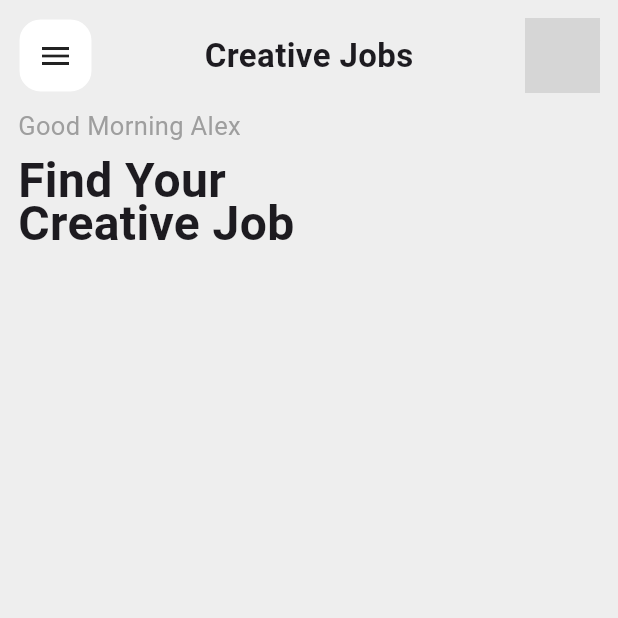
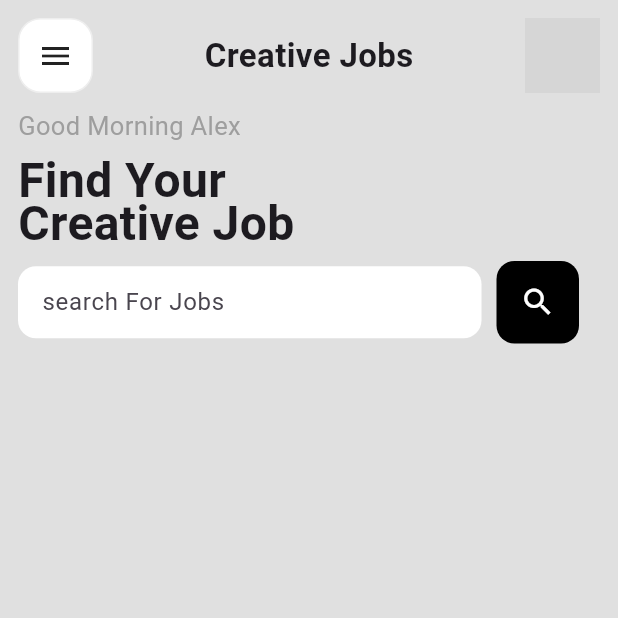
Before and after one commit to SalmanMohammed2001/job_app_ui_flutter, a Flutter app: the screen it shows after launch, on a phone screen of 412 x 824 dp, the top half of it. Run offline on Flutter 3.47's test engine with Material 3 defaults, Android fonts, the phone set to English and light mode, and no system bars; network calls fail; grey boxes are pictures that could not be loaded.

Commit message:
Search Bar  implementation

```diff
--- a/lib/screen/homepage/home_page.dart
+++ b/lib/screen/homepage/home_page.dart
@@ -11,33 +11,70 @@ class HomePage extends StatefulWidget {
 class _HomePageState extends State<HomePage> {
   @override
   Widget build(BuildContext context) {
+    final size = MediaQuery.sizeOf(context);
+
     return Scaffold(
-      backgroundColor: Colors.grey.shade200,
-      body: const SafeArea(
+      backgroundColor: Colors.grey.shade300,
+      body: SafeArea(
         child: Padding(
-          padding: EdgeInsets.all(12.0),
+          padding: const EdgeInsets.all(12.0),
           child: Column(
             crossAxisAlignment: CrossAxisAlignment.start,
             children: [
-              CustomAppBar(),
-              SizedBox(
+              const CustomAppBar(),
+              const SizedBox(
                 height: 10,
               ),
-              Text(
+              const Text(
                 "Good Morning Alex",
                 style: TextStyle(color: Colors.grey, fontSize: 17),
               ),
-              SizedBox(
+              const SizedBox(
                 height: 10,
               ),
-              Text(
+              const Text(
                 "Find Your\nCreative Job",
                 style: TextStyle(
                   fontSize: 32,
                   height: 0.9,
                   fontWeight: FontWeight.bold,
                 ),
-              )
+              ),
+              const SizedBox(
+                height: 10,
+              ),
+              Row(
+                children: [
+                  SizedBox(
+                    width: size.width * 0.75,
+                    child: TextField(
+                      decoration: InputDecoration(
+                        border: UnderlineInputBorder(
+                          borderSide: BorderSide.none,
+                          borderRadius: BorderRadius.circular(12),
+                        ),
+                        hintText: "search For Jobs",
+                        fillColor: Colors.white,
+                        filled: true,
+                      ),
+                    ),
+                  ),
+                  const SizedBox(
+                    width: 10,
+                  ),
+                  Container(
+                    width: 55,
+                    height: 55,
+                    decoration: BoxDecoration(
+                        color: Colors.black,
+                        borderRadius: BorderRadius.circular(12)),
+                    child: const Icon(
+                      Icons.search,
+                      color: Colors.white,
+                    ),
+                  )
+                ],
+              ),
             ],
           ),
         ),
```
